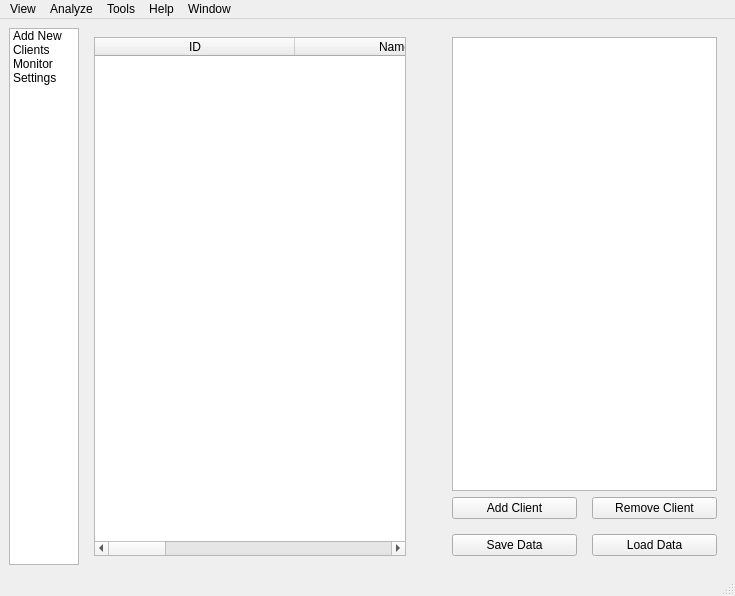
First picture: the form in rfid_security/mainwindow.ui, repository catan2001/SecureDoor-RFID, before the edit.
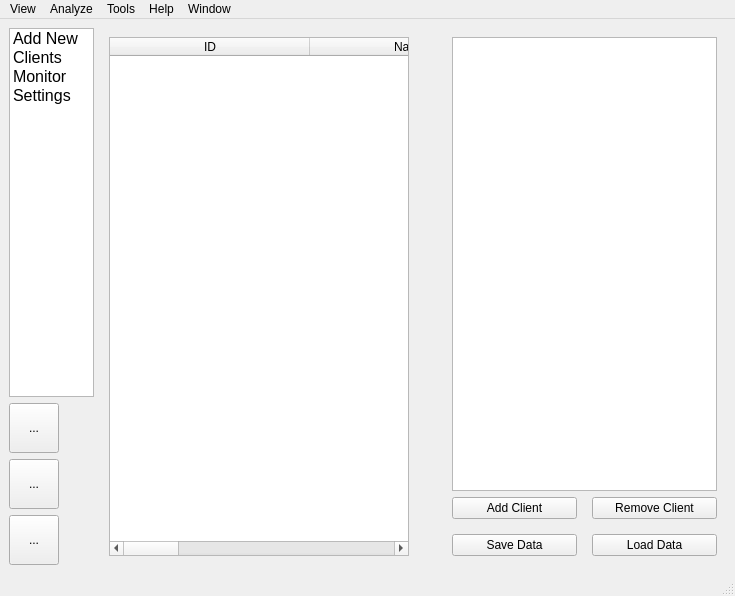
Second picture: the form after the edit. Icons and pictures are not drawn.

Commit message: Added new dialog, implemented functions on it, done some work on UI

Diff of the .ui file:
```diff
--- a/rfid_security/mainwindow.ui
+++ b/rfid_security/mainwindow.ui
@@ -14,9 +14,9 @@
    <string>MainWindow</string>
   </property>
   <widget class="QWidget" name="centralwidget">
-   <layout class="QGridLayout" name="gridLayout_3">
-    <item row="0" column="0">
-     <layout class="QHBoxLayout" name="horizontalLayout_2" stretch="1,0">
+   <layout class="QHBoxLayout" name="horizontalLayout_2">
+    <item>
+     <layout class="QVBoxLayout" name="verticalLayout_12" stretch="1,0">
       <item>
        <widget class="QListWidget" name="listWidget">
         <property name="enabled">
@@ -30,8 +30,8 @@
         </property>
         <property name="minimumSize">
          <size>
-          <width>70</width>
-          <height>530</height>
+          <width>85</width>
+          <height>350</height>
          </size>
         </property>
         <property name="maximumSize">
@@ -40,6 +40,11 @@
           <height>16777215</height>
          </size>
         </property>
+        <property name="font">
+         <font>
+          <pointsize>12</pointsize>
+         </font>
+        </property>
         <property name="sizeAdjustPolicy">
          <enum>QAbstractScrollArea::AdjustToContents</enum>
         </property>
@@ -55,6 +60,9 @@
         <property name="resizeMode">
          <enum>QListView::Adjust</enum>
         </property>
+        <property name="spacing">
+         <number>5</number>
+        </property>
         <property name="sortingEnabled">
          <bool>true</bool>
         </property>
@@ -81,6 +89,78 @@
        </widget>
       </item>
       <item>
+       <layout class="QVBoxLayout" name="verticalLayout_11">
+        <item>
+         <widget class="QToolButton" name="toolButton">
+          <property name="minimumSize">
+           <size>
+            <width>50</width>
+            <height>50</height>
+           </size>
+          </property>
+          <property name="maximumSize">
+           <size>
+            <width>50</width>
+            <height>50</height>
+           </size>
+          </property>
+          <property name="text">
+           <string>...</string>
+          </property>
+          <property name="icon">
+           <iconset theme="list-add"/>
+          </property>
+         </widget>
+        </item>
+        <item>
+         <widget class="QToolButton" name="toolButton_2">
+          <property name="minimumSize">
+           <size>
+            <width>50</width>
+            <height>50</height>
+           </size>
+          </property>
+          <property name="maximumSize">
+           <size>
+            <width>50</width>
+            <height>50</height>
+           </size>
+          </property>
+          <property name="text">
+           <string>...</string>
+          </property>
+          <property name="icon">
+           <iconset theme="edit-find"/>
+          </property>
+         </widget>
+        </item>
+        <item>
+         <widget class="QToolButton" name="toolButton_3">
+          <property name="minimumSize">
+           <size>
+            <width>50</width>
+            <height>50</height>
+           </size>
+          </property>
+          <property name="maximumSize">
+           <size>
+            <width>50</width>
+            <height>50</height>
+           </size>
+          </property>
+          <property name="text">
+           <string>...</string>
+          </property>
+          <property name="icon">
+           <iconset theme="applications-system"/>
+          </property>
+         </widget>
+        </item>
+       </layout>
+      </item>
+     </layout>
+    </item>
+    <item>
        <widget class="QStackedWidget" name="stackedWidget">
         <property name="sizePolicy">
          <sizepolicy hsizetype="Expanding" vsizetype="Expanding">
@@ -765,8 +845,6 @@
          </layout>
         </widget>
        </widget>
-      </item>
-     </layout>
     </item>
    </layout>
   </widget>
```
Lines whose indentation alone changed are shown as unchanged. The commit also changes 7 other files.
